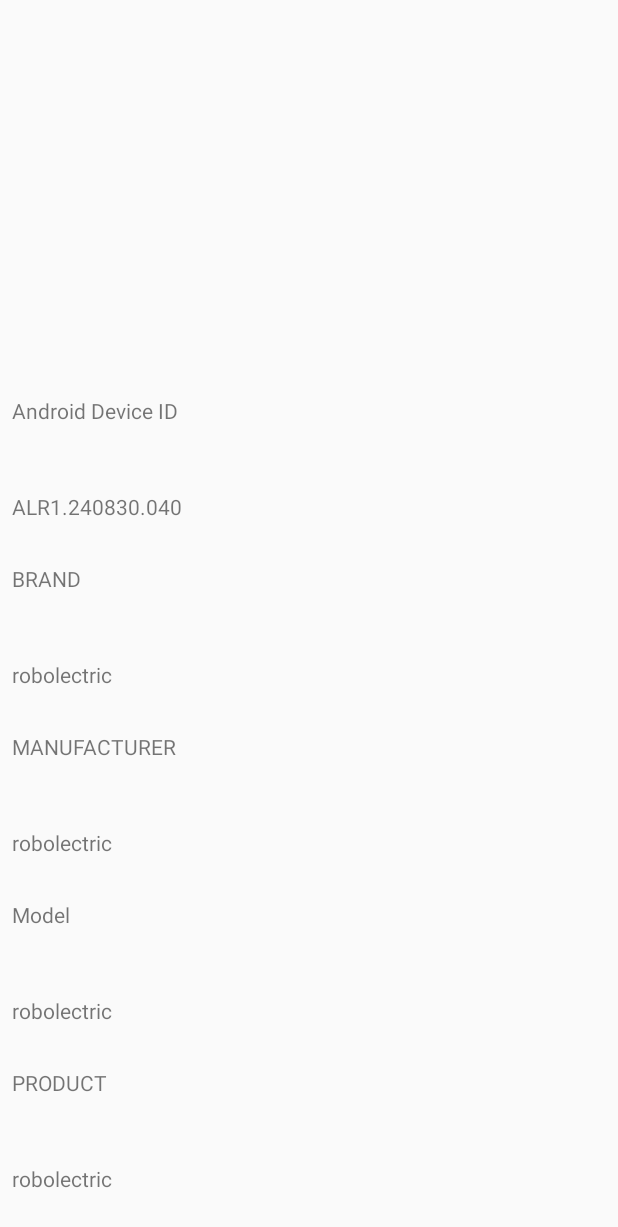
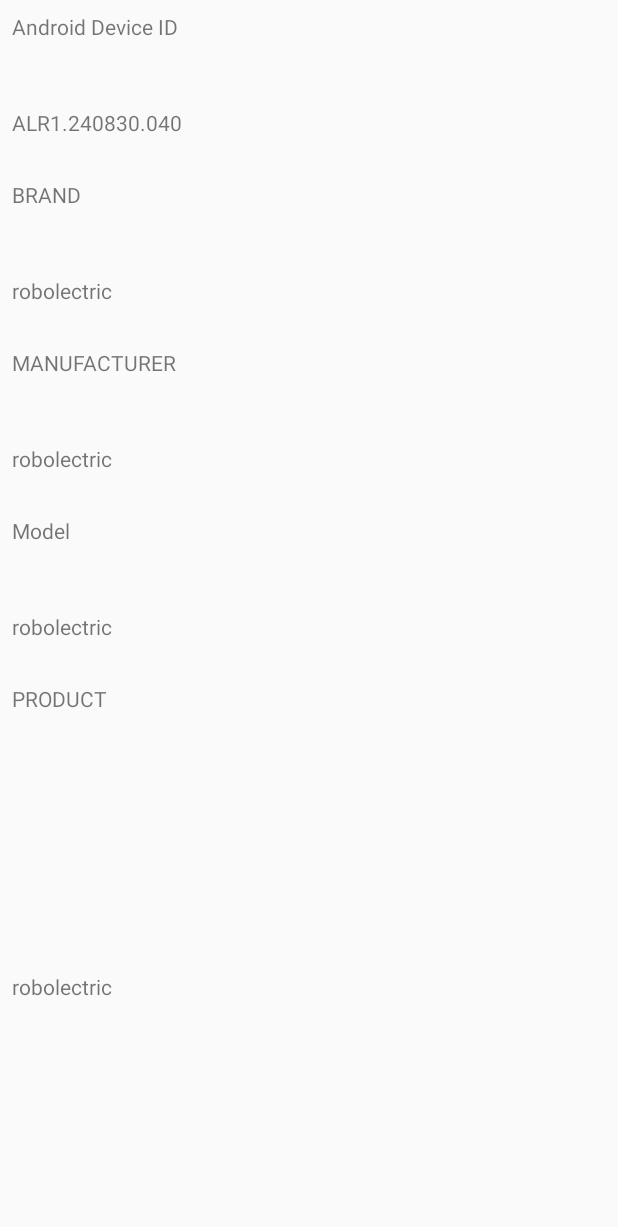
Before and after one commit to RTUappdevelop/RTUapp, an Android app: the DeviceInfo screen opened directly, with no data from a screen before it, on a phone screen of 412 x 824 dp. Shown: the top 1227 px of the screen. Run offline under Robolectric (Android 15) with nearby library versions, the phone set to English and light mode, and no system bars.

```diff
--- a/app/src/main/java/app/mirea/ru/rtuapp/DeviceInfo.java
+++ b/app/src/main/java/app/mirea/ru/rtuapp/DeviceInfo.java
@@ -40,11 +40,5 @@ public class DeviceInfo extends AppCompatActivity {
         TextView DevProduct = (TextView) findViewById(R.id.DevProduct);
         DevProduct.setText(Build.PRODUCT);
 
-        //setContentView(R.layout.activity_device_info);
-       // Log.i(TAG, "BRAND: " + Build.BRAND ); //имя бренда
-       // Log.i(TAG, "MANUFACTURER: " + Build.MANUFACTURER ); //производитель устройства
-       // Log.i(TAG, "MODEL: " + Build.MODEL ); //название продукта(модели)
-       // Log.i(TAG, "PRODUCT: " + Build.PRODUCT ); //имя продукта
-       // Log.i(TAG, "ID: " + Build.ID ); // id или номер списка изменений
     }
 }
--- a/app/src/main/res/layout/activity_device_info.xml
+++ b/app/src/main/res/layout/activity_device_info.xml
@@ -11,15 +11,15 @@
         android:layout_width="0dp"
         android:layout_height="56dp"
         android:layout_marginStart="8dp"
-        android:layout_marginTop="16dp"
+        android:layout_marginTop="8dp"
         android:layout_marginEnd="8dp"
         android:layout_marginBottom="8dp"
-        app:layout_constraintBottom_toTopOf="@+id/DevID"
+        app:layout_constraintBottom_toBottomOf="parent"
         app:layout_constraintEnd_toEndOf="parent"
         app:layout_constraintHorizontal_bias="0.0"
         app:layout_constraintStart_toStartOf="parent"
         app:layout_constraintTop_toTopOf="parent"
-        app:layout_constraintVertical_bias="1.0" />
+        app:layout_constraintVertical_bias="0.0" />
 
     <TextView
         android:id="@+id/DevID"
@@ -29,12 +29,12 @@
         android:layout_marginTop="8dp"
         android:layout_marginEnd="8dp"
         android:layout_marginBottom="8dp"
-        app:layout_constraintBottom_toTopOf="@+id/Brand"
+        app:layout_constraintBottom_toBottomOf="parent"
         app:layout_constraintEnd_toEndOf="parent"
         app:layout_constraintHorizontal_bias="0.0"
         app:layout_constraintStart_toStartOf="parent"
-        app:layout_constraintTop_toTopOf="parent"
-        app:layout_constraintVertical_bias="1.0" />
+        app:layout_constraintTop_toBottomOf="@+id/ID"
+        app:layout_constraintVertical_bias="0.0" />
 
     <TextView
         android:id="@+id/Brand"
@@ -44,12 +44,12 @@
         android:layout_marginTop="8dp"
         android:layout_marginEnd="8dp"
         android:layout_marginBottom="8dp"
-        app:layout_constraintBottom_toTopOf="@+id/DevBrand"
+        app:layout_constraintBottom_toBottomOf="parent"
         app:layout_constraintEnd_toEndOf="parent"
         app:layout_constraintHorizontal_bias="0.0"
         app:layout_constraintStart_toStartOf="parent"
-        app:layout_constraintTop_toTopOf="parent"
-        app:layout_constraintVertical_bias="1.0" />
+        app:layout_constraintTop_toBottomOf="@+id/DevID"
+        app:layout_constraintVertical_bias="0.0" />
 
     <TextView
         android:id="@+id/DevBrand"
@@ -59,40 +59,42 @@
         android:layout_marginTop="8dp"
         android:layout_marginEnd="8dp"
         android:layout_marginBottom="8dp"
-        app:layout_constraintBottom_toTopOf="@+id/Man"
+        app:layout_constraintBottom_toBottomOf="parent"
         app:layout_constraintEnd_toEndOf="parent"
-        app:layout_constraintHorizontal_bias="1.0"
+        app:layout_constraintHorizontal_bias="0.0"
         app:layout_constraintStart_toStartOf="parent"
-        app:layout_constraintTop_toTopOf="parent"
-        app:layout_constraintVertical_bias="1.0" />
+        app:layout_constraintTop_toBottomOf="@+id/Brand"
+        app:layout_constraintVertical_bias="0.0" />
 
     <TextView
         android:id="@+id/Man"
         android:layout_width="0dp"
         android:layout_height="56dp"
         android:layout_marginStart="8dp"
+        android:layout_marginTop="8dp"
         android:layout_marginEnd="8dp"
         android:layout_marginBottom="8dp"
-        app:layout_constraintBottom_toTopOf="@+id/DevMan"
+        app:layout_constraintBottom_toBottomOf="parent"
         app:layout_constraintEnd_toEndOf="parent"
         app:layout_constraintHorizontal_bias="0.0"
         app:layout_constraintStart_toStartOf="parent"
-        app:layout_constraintTop_toTopOf="parent"
-        app:layout_constraintVertical_bias="1.0" />
+        app:layout_constraintTop_toBottomOf="@+id/DevBrand"
+        app:layout_constraintVertical_bias="0.0" />
 
     <TextView
         android:id="@+id/DevMan"
         android:layout_width="0dp"
         android:layout_height="40dp"
         android:layout_marginStart="8dp"
+        android:layout_marginTop="8dp"
         android:layout_marginEnd="8dp"
         android:layout_marginBottom="8dp"
-        app:layout_constraintBottom_toTopOf="@+id/Model"
+        app:layout_constraintBottom_toBottomOf="parent"
         app:layout_constraintEnd_toEndOf="parent"
-        app:layout_constraintHorizontal_bias="1.0"
+        app:layout_constraintHorizontal_bias="0.0"
         app:layout_constraintStart_toStartOf="parent"
-        app:layout_constraintTop_toTopOf="parent"
-        app:layout_constraintVertical_bias="1.0" />
+        app:layout_constraintTop_toBottomOf="@+id/Man"
+        app:layout_constraintVertical_bias="0.0" />
 
     <TextView
         android:id="@+id/Model"
@@ -102,12 +104,12 @@
         android:layout_marginTop="8dp"
         android:layout_marginEnd="8dp"
         android:layout_marginBottom="8dp"
-        app:layout_constraintBottom_toTopOf="@+id/DevModel"
+        app:layout_constraintBottom_toBottomOf="parent"
         app:layout_constraintEnd_toEndOf="parent"
         app:layout_constraintHorizontal_bias="0.0"
         app:layout_constraintStart_toStartOf="parent"
-        app:layout_constraintTop_toTopOf="parent"
-        app:layout_constraintVertical_bias="1.0" />
+        app:layout_constraintTop_toBottomOf="@+id/DevMan"
+        app:layout_constraintVertical_bias="0.0" />
 
     <TextView
         android:id="@+id/DevModel"
@@ -117,12 +119,12 @@
         android:layout_marginTop="8dp"
         android:layout_marginEnd="8dp"
         android:layout_marginBottom="8dp"
-        app:layout_constraintBottom_toTopOf="@+id/Product"
+        app:layout_constraintBottom_toBottomOf="parent"
         app:layout_constraintEnd_toEndOf="parent"
         app:layout_constraintHorizontal_bias="0.0"
         app:layout_constraintStart_toStartOf="parent"
-        app:layout_constraintTop_toTopOf="parent"
-        app:layout_constraintVertical_bias="1.0" />
+        app:layout_constraintTop_toBottomOf="@+id/Model"
+        app:layout_constraintVertical_bias="0.0" />
 
     <TextView
         android:id="@+id/Product"
@@ -132,12 +134,12 @@
         android:layout_marginTop="8dp"
         android:layout_marginEnd="8dp"
         android:layout_marginBottom="8dp"
-        app:layout_constraintBottom_toTopOf="@+id/DevProduct"
+        app:layout_constraintBottom_toBottomOf="parent"
         app:layout_constraintEnd_toEndOf="parent"
         app:layout_constraintHorizontal_bias="0.0"
         app:layout_constraintStart_toStartOf="parent"
-        app:layout_constraintTop_toTopOf="parent"
-        app:layout_constraintVertical_bias="1.0" />
+        app:layout_constraintTop_toBottomOf="@+id/DevModel"
+        app:layout_constraintVertical_bias="0.0" />
 
     <TextView
         android:id="@+id/DevProduct"
@@ -151,6 +153,5 @@
         app:layout_constraintEnd_toEndOf="parent"
         app:layout_constraintHorizontal_bias="0.0"
         app:layout_constraintStart_toStartOf="parent"
-        app:layout_constraintTop_toTopOf="parent"
-        app:layout_constraintVertical_bias="1.0" />
+        app:layout_constraintTop_toBottomOf="@+id/Product" />
 </android.support.constraint.ConstraintLayout>
```
Also changed, not shown: app/src/main/java/app/mirea/ru/rtuapp/CameraActivity.java (+49 -0 lines), app/src/main/res/layout/activity_camera.xml (+31 -0 lines).
